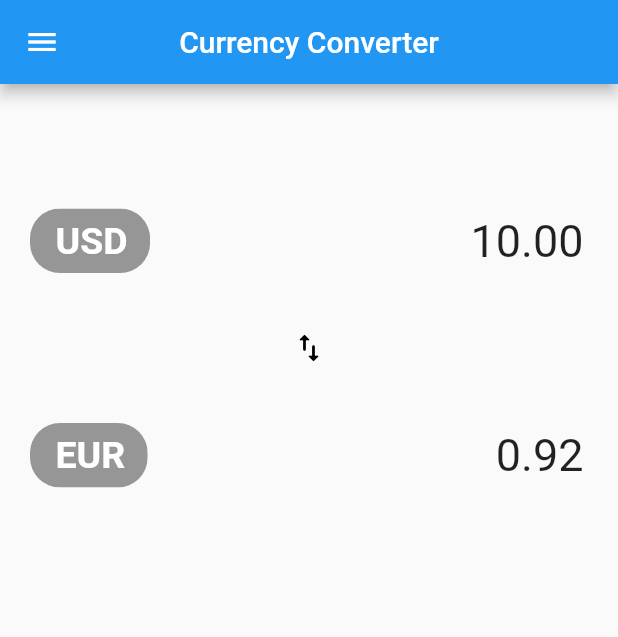
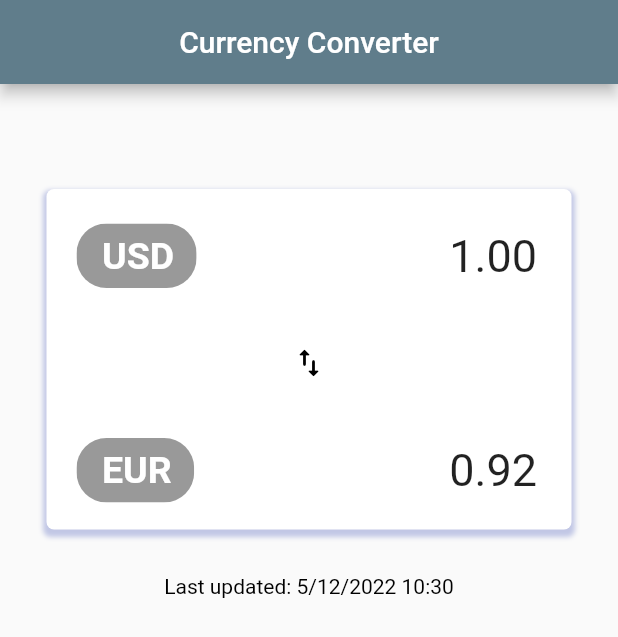
Before and after one commit to MishkoGo/CV_flutter, a Flutter app: the screen it shows after launch, on a phone screen of 412 x 824 dp. Shown: the top 637 px of the screen. Run offline on Flutter 3.47's test engine with Material 2 defaults, Android fonts, the phone set to English and light mode, and no system bars; our stand-ins replace flutter_bloc.

```diff
--- a/lib/app.dart
+++ b/lib/app.dart
@@ -1,6 +1,4 @@
-import 'package:CurrencyApp/scenes/pages/currency_page.dart';
 import 'package:CurrencyApp/scenes/pages/currency_provider.dart';
-import 'package:CurrencyApp/scenes/widgets/navigation_drawer.dart';
 import 'package:flutter/material.dart';
 
 
@@ -11,12 +9,9 @@ class CurrencyApp extends StatelessWidget {
   Widget build(BuildContext context) {
     return MaterialApp(
         debugShowCheckedModeBanner: false,
-        darkTheme: ThemeData.dark(),
-        theme: ThemeData.light(),
         home: Scaffold(
-          drawer: NavigationDrawerWidget(),
           appBar: AppBar(
-            backgroundColor: Colors.blue,
+            backgroundColor: Colors.blueGrey,
             title: Text('Currency Converter', style: TextStyle(color: Colors.white),),
             centerTitle: true,
           ),
--- a/lib/currency_bloc/currency_bloc.dart
+++ b/lib/bloc/currency_bloc/currency_bloc.dart
@@ -1,8 +1,7 @@
 import 'package:flutter_bloc/flutter_bloc.dart';
-
-import '../models/currency_model.dart';
-import '../models/currency_pair.dart';
-import '../repository/currency_repository.dart';
+import '../../core/repository/currency_repository.dart';
+import '../../models/currency_model.dart';
+import '../../models/currency_pair.dart';
 part 'currency_event.dart';
 part 'currency_state.dart';
 
@@ -11,7 +10,7 @@ class CurrencyBloc extends Bloc<CurrencyEvent, CurrencyState> {
   static final CurrencyPair _mockData = CurrencyPair(
     baseCurrency: Currency.fromCode(currencyCode: 'USD'),
     toCurrency: Currency.fromCode(currencyCode: 'EUR'),
-    amount: 10,
+    amount: 1,
     lastUpdated: (DateTime.now().millisecondsSinceEpoch ~/ 1000),
     exchangeRate: 0.92,
     output: 1 * 0.92,
@@ -22,12 +21,17 @@ class CurrencyBloc extends Bloc<CurrencyEvent, CurrencyState> {
     on<SwitchCurrenciesEvent>(
         (event, emit) => emit(CurrencyLoadedState(event.pair)));
     on<ConvertCurrenciesEvent>(((event, emit) async {
+      try {
         var currencyPair = await currencyRepository.convertCurrencies(
           baseCurrency: event.baseCurrency,
           toCurrency: event.toCurrency,
           amount: event.amount,
         );
         emit(CurrencyLoadedState(currencyPair));
+      } catch (err) {
+        emit(CurrencyFailedState(
+            error: 'Check your connection \n Please try again'));
+        }
       }
     ));
   }
--- a/lib/currency_bloc/currency_state.dart
+++ b/lib/bloc/currency_bloc/currency_state.dart
@@ -23,3 +23,8 @@ class CurrencyLoadedState extends CurrencyState {
     return CurrencyLoadedState(CurrencyPair.fromJson(json['value']));
   }
 }
+
+class CurrencyFailedState extends CurrencyState {
+  final String error;
+  CurrencyFailedState({required this.error});
+}
--- a/lib/repository/currency_repository.dart
+++ b/lib/core/repository/currency_repository.dart
@@ -1,8 +1,8 @@
 import 'dart:convert';
 import 'package:http/http.dart' as http;
-import '../common/all_currencies.dart';
-import '../models/currency_model.dart';
-import '../models/currency_pair.dart';
+import '../../common/all_currencies.dart';
+import '../../models/currency_model.dart';
+import '../../models/currency_pair.dart';
 
 class CurrencyRepository {
   final _apiKey = 'ed6562f57fc2401a92f2f6f3650f5aba';
--- a/lib/scenes/pages/currency_page.dart
+++ b/lib/scenes/pages/currency_page.dart
@@ -1,13 +1,11 @@
 import 'package:CurrencyApp/scenes/pages/search_page.dart';
-import 'package:flutter/foundation.dart';
 import 'package:flutter/material.dart';
 import 'package:flutter_bloc/flutter_bloc.dart';
-import 'package:flutter_simple_calculator/flutter_simple_calculator.dart';
 import 'package:intl/intl.dart' as intl;
-import '../../currency_bloc/currency_bloc.dart';
+import '../../bloc/currency_bloc/currency_bloc.dart';
+import '../../core/repository/currency_repository.dart';
 import '../../models/currency_model.dart';
 import '../../models/currency_pair.dart';
-import '../../repository/currency_repository.dart';
 import '../widgets/currency_tile.dart';
 
 class CurrencyPage extends StatefulWidget {
@@ -18,8 +16,6 @@ class CurrencyPage extends StatefulWidget {
 }
 
 class _CurrencyPageState extends State<CurrencyPage> {
-
-
 
   final _currencyBloc = CurrencyBloc(currencyRepository: CurrencyRepository());
   final _baseTextEditingController = TextEditingController();
@@ -43,26 +39,60 @@ class _CurrencyPageState extends State<CurrencyPage> {
               if (state is CurrencyLoadedState) {
                 _currentCurrencyPair = state.currencyPairModel;
                 _textControllers();
-                return Column(
-                  children: [
-                    SizedBox(height: 40,),
-                    _currencyPair(),
-                    //_calculator(),
-                  ],
+                _getLastUpdated();
+                return Padding(
+                  padding: const EdgeInsets.all(30.0),
+                  child: Column(
+                    children: [
+                      SizedBox(height: 40,),
+                      Container(
+                        width: 350,
+                        decoration: BoxDecoration(
+                          color: Colors.white,
+                          borderRadius: BorderRadius.circular(5),
+                          boxShadow: [
+                            BoxShadow(
+                              color: Colors.indigo.withOpacity(0.3),
+                              spreadRadius: 2,
+                              blurRadius: 2,
+                              offset: Offset(0, 3)
+                            )
+                          ]
+                        ),
+                        child: _currencyPair(),
+                      ),
+                      SizedBox(height: 30),
+                      Center(
+                        child: Text(_getLastUpdated(), style: TextStyle(color: Colors.black),),
+                      )
+                    ],
+                  ),
                 );
-              } else {
+              } else if (state is CurrencyFailedState){
                 return Center(
                  child: Padding(
                       padding: const EdgeInsets.all(40),
-                      child: Text('Сheck internet connection!', style: TextStyle().copyWith(fontSize: 25),
+                      child: Text(
+                        state.error,
+                        style: TextStyle().copyWith(fontSize: 25),
                         textAlign: TextAlign.center,
                       ),
                     ),
                 );
               }
+              return Container();
             },
           ),
         );
+  }
+
+  String _getLastUpdated() {
+    var lastUpdated = DateTime.fromMillisecondsSinceEpoch(
+        (_currentCurrencyPair.lastUpdated * 1000),
+        isUtc: false);
+    var hoursMinutes = intl.DateFormat.Hm().format(lastUpdated);
+    var yearMonthDay = intl.DateFormat.yMd().format(lastUpdated);
+    return 'Last updated: $yearMonthDay $hoursMinutes';
   }
 
   void _textControllers() {
@@ -85,6 +115,7 @@ class _CurrencyPageState extends State<CurrencyPage> {
             ));
   }
 
+
   Widget _currencyWidget({
     required Currency currency,
     required bool isBaseCurrency,
@@ -102,6 +133,7 @@ class _CurrencyPageState extends State<CurrencyPage> {
                   isHint: true,
                 )),
           ),
+
           Expanded(
               flex: 1,
               child: TextField(
@@ -118,7 +150,7 @@ class _CurrencyPageState extends State<CurrencyPage> {
                   fontSize: 30,
                 ),
                 decoration: const InputDecoration(
-                  border: InputBorder.none,
+                    border: InputBorder.none
                 ),
                 controller: isBaseCurrency == true
                     ? _baseTextEditingController
@@ -148,7 +180,7 @@ class _CurrencyPageState extends State<CurrencyPage> {
 
   Widget _currencyPair() {
     return Padding(
-      padding: const EdgeInsets.fromLTRB(10, 25, 10, 0),
+      padding: const EdgeInsets.fromLTRB(10, 5, 10, 0),
       child: Column(
         children: [
           _currencyWidget(
--- a/lib/scenes/pages/currency_provider.dart
+++ b/lib/scenes/pages/currency_provider.dart
@@ -1,7 +1,7 @@
 import 'package:flutter/material.dart';
 import 'package:flutter_bloc/flutter_bloc.dart';
-import '../../currency_bloc/currency_bloc.dart';
-import '../../repository/currency_repository.dart';
+import '../../bloc/currency_bloc/currency_bloc.dart';
+import '../../core/repository/currency_repository.dart';
 import 'currency_page.dart';
 
 class CurrencyProvider extends StatelessWidget {
--- a/lib/scenes/pages/search_page.dart
+++ b/lib/scenes/pages/search_page.dart
@@ -1,8 +1,8 @@
 import 'package:flutter/material.dart';
 import 'package:flutter_bloc/flutter_bloc.dart';
-import '../../currency_bloc/currency_bloc.dart';
+import '../../bloc/currency_bloc/currency_bloc.dart';
+import '../../core/repository/currency_repository.dart';
 import '../../models/currency_model.dart';
-import '../../repository/currency_repository.dart';
 import '../widgets/currency_tile.dart';
 
 class SearchCurrencyBottomSheet extends StatefulWidget {
--- a/pubspec.yaml
+++ b/pubspec.yaml
@@ -11,10 +11,12 @@ environment:
 dependencies:
   flutter:
     sdk: flutter
+
+  intl: ^0.17.0
+  equatable: ^2.0.3
   cupertino_icons: ^1.0.2
   flutter_bloc: ^8.0.1
   http: ^0.13.4
-  flutter_simple_calculator: ^2.2.0
   path_provider: ^2.0.9
 
 dev_dependencies:
```
Also changed, not shown: lib/bloc_observer.dart (deleted, +0 -17 lines), lib/scenes/pages/about_page.dart (deleted, +0 -39 lines), lib/scenes/widgets/navigation_drawer.dart (deleted, +0 -52 lines), lib/bloc/currency_bloc/currency_event.dart (renamed from lib/currency_bloc/currency_event.dart), pubspec.lock, 1 other file.
